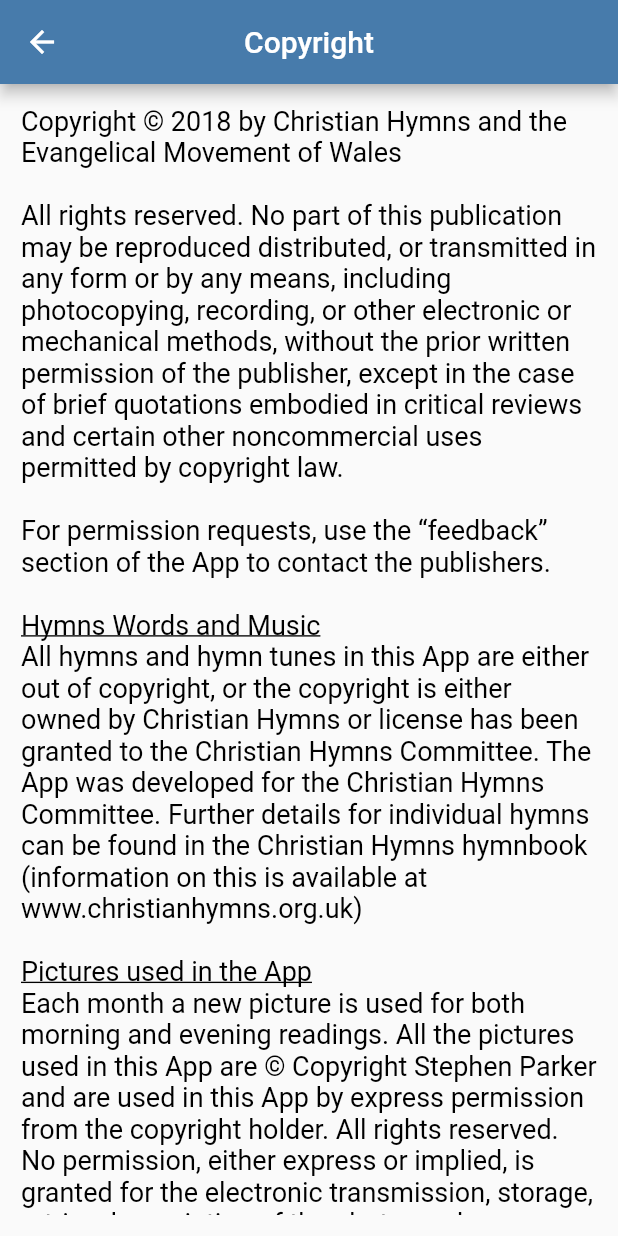
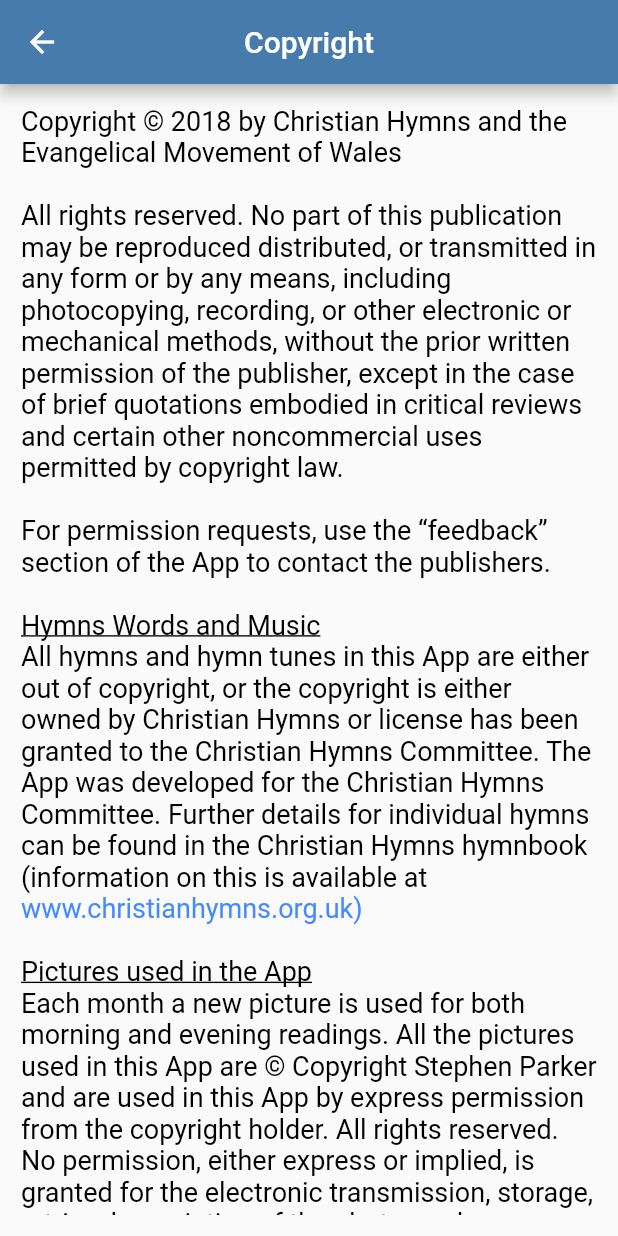
Before and after one commit to kambbado/daily-readings, a Flutter app: the CopyrightScreen screen opened by its route, on a phone screen of 412 x 824 dp. Run offline on Flutter 3.47's test engine with Material 2 defaults, Android fonts, the phone set to English and light mode, and no system bars.

Commit message:
CopyrightScreen2 commit

```diff
--- a/lib/copyright_screen.dart
+++ b/lib/copyright_screen.dart
@@ -42,9 +42,16 @@ class CopyrightScreen extends StatelessWidget {
                       ),
                       TextSpan(
                         text:
-                            'All hymns and hymn tunes in this App are either out of copyright, or the copyright is either owned by Christian Hymns or license has been granted to the Christian Hymns Committee. The App was developed for the Christian Hymns Committee. Further details for individual hymns can be found in the Christian Hymns hymnbook (information on this is available at www.christianhymns.org.uk)',
+                            'All hymns and hymn tunes in this App are either out of copyright, or the copyright is either owned by Christian Hymns or license has been granted to the Christian Hymns Committee. The App was developed for the Christian Hymns Committee. Further details for individual hymns can be found in the Christian Hymns hymnbook (information on this is available at',
                         style: TextStyle(
                           color: Colors.black,
+                          fontSize: 18,
+                        ),
+                      ),
+                      TextSpan(
+                        text: '\nwww.christianhymns.org.uk)',
+                        style: TextStyle(
+                          color: Colors.blueAccent,
                           fontSize: 18,
                         ),
                       ),
@@ -58,7 +65,22 @@ class CopyrightScreen extends StatelessWidget {
                       ),
                       TextSpan(
                         text:
-                            'Each month a new picture is used for both morning and evening readings. All the pictures used in this App are © Copyright Stephen Parker and are used in this App by express permission from the copyright holder. All rights reserved. No permission, either express or implied, is granted for the electronic transmission, storage, retrieval, or printing of the photographs contained in this App. Express written permission must be granted, on behalf of the photographe (copyright holder, Stephen Parker), in order to use these photographs. The images in this App and large number of other pictures can be found at httos://stephen-parker.pixels.com/ along with contact details.',
+                            'Each month a new picture is used for both morning and evening readings. All the pictures used in this App are © Copyright Stephen Parker and are used in this App by express permission from the copyright holder. All rights reserved. No permission, either express or implied, is granted for the electronic transmission, storage, retrieval, or printing of the photographs contained in this App. Express written permission must be granted, on behalf of the photographe (copyright holder, Stephen Parker), in order to use these photographs. The images in this App and large number of other pictures can be found at',
+                        style: TextStyle(
+                          color: Colors.black,
+                          fontSize: 18,
+                        ),
+                      ),
+                      TextSpan(
+                        text: ' https://stephen-parker.pixels.com/',
+                        style: TextStyle(
+                          color: Colors.blueAccent,
+                          fontSize: 18,
+                        ),
+                      ),
+                      TextSpan(
+                        text:
+                        ' along with contact details.',
                         style: TextStyle(
                           color: Colors.black,
                           fontSize: 18,
--- a/lib/feedback_screen.dart
+++ b/lib/feedback_screen.dart
@@ -24,7 +24,7 @@ class FeedbackScreen extends StatelessWidget {
                   ),
                   children: [
                     TextSpan(
-                      text: '\n\n   Help us improve the Daily Readings',
+                      text: '\n\n  Help us improve the Daily Readings',
                       style: TextStyle(
                         color: Colors.black,
                         fontSize: 20,
@@ -45,7 +45,7 @@ class FeedbackScreen extends StatelessWidget {
                       ),
                     ),
                     TextSpan(
-                      text: '\nor features you think would be useful.\n',
+                      text: '\nor features you think would be useful.',
                       style: TextStyle(
                         color: Colors.black,
                         fontSize: 20,
@@ -54,7 +54,7 @@ class FeedbackScreen extends StatelessWidget {
                   ],
                 ),
               ),
-              Image.asset('assets/letter.jpg'),
+              Image.asset('assets/letter.jpg', height: 251, width: 181),
               ElevatedButton(
                 onPressed: () {},
                 child: Row(
--- a/lib/help_screen.dart
+++ b/lib/help_screen.dart
@@ -98,7 +98,7 @@ class HelpScreen extends StatelessWidget {
                       ),
                       TextSpan(
                         text:
-                            '\n\nOf course, this is only a suggestion and we would love to hear more from you on how you are using the App. You can send us feedback through the ‘feedback section’ from the slide out menu.',
+                            '\n\nOf course, this is only a suggestion and we would love to hear more from you on how you are using the App. You can send us feedback through the ‘feedback section’ from the slide out menu.\n',
                         style: TextStyle(
                           color: Colors.black,
                           fontSize: 18,
```
